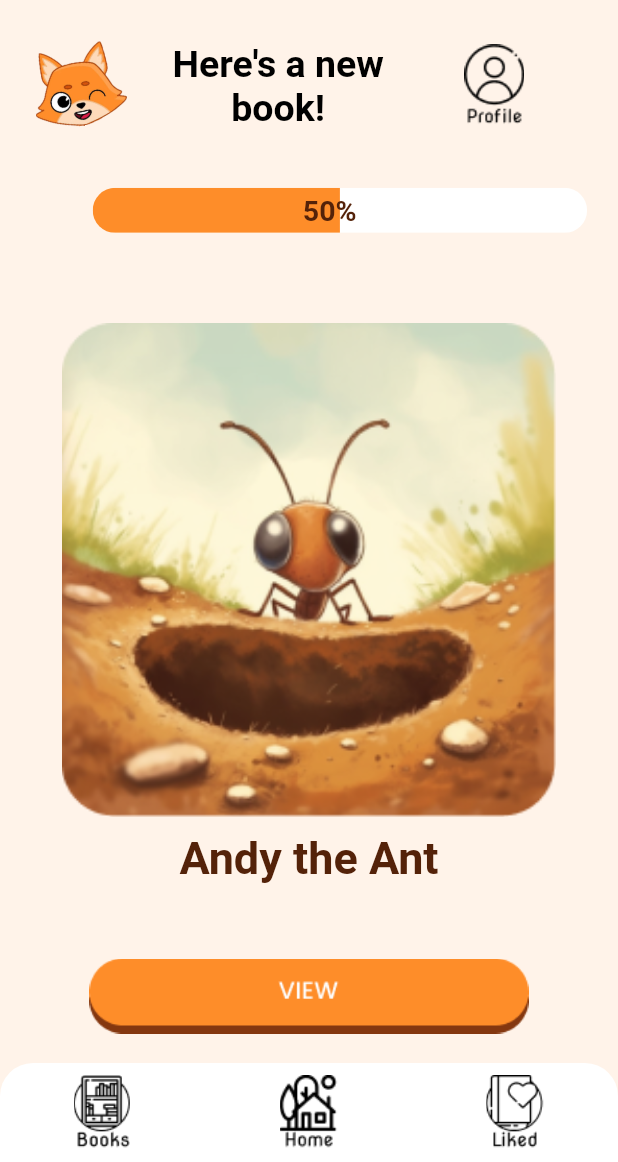
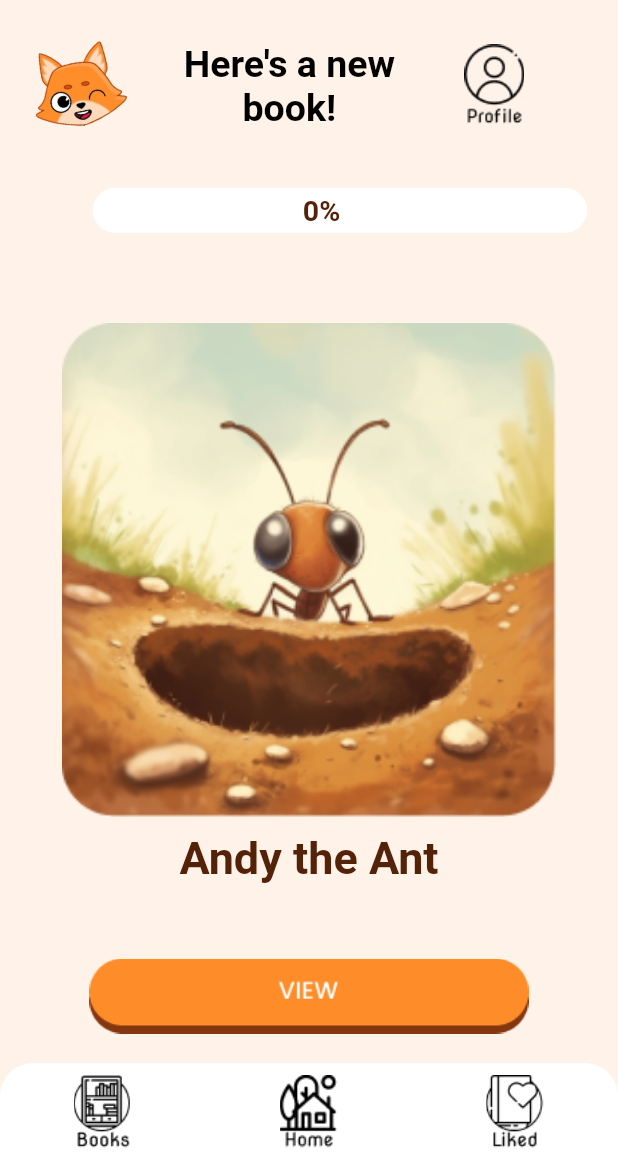
Before and after one commit to COS301-SE-2023/AI-Generated-Children-s-Stories, a Flutter app: the screen it shows after launch, on a phone screen of 412 x 824 dp, the part 74-1236 px from its top. Run offline on Flutter 3.47's test engine with Material 2 defaults, Android fonts, the phone set to English and light mode, and no system bars; generated files the repository leaves out were written again; Roboto replaces fonts that are missing (NotoSerif).

Commit message:
got currently reading story from the mock api

```diff
--- a/lib/get_stories_service.dart
+++ b/lib/get_stories_service.dart
@@ -15,19 +15,18 @@ class GetStoriesService {
 
     for (var i = 0; i < data.length; i++) {
       stories.add(Story(
-        title: data[i]['title'],
-        coverUrl: data[i]['coverUrl'],
-        textContent: data[i]['textContent'].cast<String>(),
-        imageContent: data[i]['imageContent'].cast<String>(),
-        currentPage: data['currentPage'],
-      ));
+          title: data[i]['title'],
+          coverUrl: data[i]['coverUrl'],
+          textContent: data[i]['textContent'].cast<String>(),
+          imageContent: data[i]['imageContent'].cast<String>(),
+          currentPage: data[i]['currentPage']));
     }
 
     return stories;
   }
 
   Future<Story> fetchCurrrentlyReading() async {
-    await Future.delayed(const Duration(seconds: 1));
+    await Future.delayed(const Duration(seconds: 5));
     final String response =
         await rootBundle.loadString('assets/currentlyReading.json');
     final data = await json.decode(response);
--- a/lib/home.dart
+++ b/lib/home.dart
@@ -48,10 +48,22 @@ class _HomeState extends State<Home> {
       backgroundColor: const Color.fromARGB(255, 255, 243, 233),
       body: SafeArea(
         //back button
-        child: _homeChangeNotifier.isLoading
-            ? const Center(child: CircularProgressIndicator())
-            : Column(
+        child: Column(
           children: [
+            //if loading, show loading message
+            _homeChangeNotifier.isLoading
+                ? const Column(
+                    children: [
+                      MyHeader(
+                        message: 'Getting your story...',
+                      ),
+                      SizedBox(height: 50),
+                      CircularProgressIndicator(),
+                    ],
+                  )
+                :
+
+                //else show the correct header
                 _homeChangeNotifier.isNewBook
                     ? const MyHeader(
                         message: 'Here\'s a new book!',
@@ -59,7 +71,14 @@ class _HomeState extends State<Home> {
                     : const MyHeader(
                         message: 'Continue reading...',
                       ),
-                  const ProgressBar(currentPages: 50, totalPages: 100),
+
+            //show the progress bar if loading
+            !_homeChangeNotifier.isLoading
+                ? ProgressBar(
+                    currentPages: _currentlyReadingStory.currentPage,
+                    totalPages: _currentlyReadingStory.textContent.length)
+                : const SizedBox(height: 0),
+
             //padding
             const SizedBox(height: 50),
             Row(children: [
@@ -72,10 +91,9 @@ class _HomeState extends State<Home> {
                   height: MediaQuery.of(context).size.width * 0.8,
                   decoration: BoxDecoration(
                     borderRadius: BorderRadius.circular(20),
-                          image: const DecorationImage(
+                    image: DecorationImage(
                       fit: BoxFit.fill,
-                            image: AssetImage(
-                                'assets/storyPreviews/andy-the-ant.png'),
+                      image: AssetImage(_currentlyReadingStory.coverUrl),
                     ),
                   ),
                 ),
@@ -86,14 +104,13 @@ class _HomeState extends State<Home> {
                 //image caption
                 Padding(
                   padding: EdgeInsets.only(
-                            left: MediaQuery.of(context).size.width * 0.1,
-                            top: 10),
+                      left: MediaQuery.of(context).size.width * 0.1, top: 10),
                   child: SizedBox(
                     width: MediaQuery.of(context).size.width * 0.8,
-                          child: const Text(
-                            'Andy the Ant',
+                    child: Text(
+                      _currentlyReadingStory.title,
                       textAlign: TextAlign.center,
-                            style: TextStyle(
+                      style: const TextStyle(
                           fontSize: 30,
                           //hex color
                           color: Color.fromARGB(255, 84, 34, 9),
--- a/lib/my_header.dart
+++ b/lib/my_header.dart
@@ -44,6 +44,8 @@ class _MyHeaderState extends State<MyHeader> {
         ),
         SizedBox(
           width: MediaQuery.of(context).size.width * 0.5,
+          child: Padding(
+            padding: const EdgeInsets.only(left: 15),
             child: Text(
               widget.message,
               textAlign: TextAlign.center,
@@ -51,6 +53,7 @@ class _MyHeaderState extends State<MyHeader> {
                   fontSize: 25,
                   color: Color.fromARGB(255, 0, 0, 0),
                   fontWeight: FontWeight.w600),
+            ),
           ),
         ),
         Stack(children: [
--- a/lib/story.dart
+++ b/lib/story.dart
@@ -6,13 +6,12 @@ class Story {
   final int currentPage;
   int index = 0;
 
-  Story({
-    required this.title,
-    required this.coverUrl,
-    required this.textContent,
-    required this.imageContent,
-    required this.currentPage,
-  });
+  Story(
+      {required this.title,
+      required this.coverUrl,
+      required this.textContent,
+      required this.imageContent,
+      required this.currentPage});
 
   String getTitle() {
     return title;
```
Lines whose indentation alone changed are shown as unchanged.
